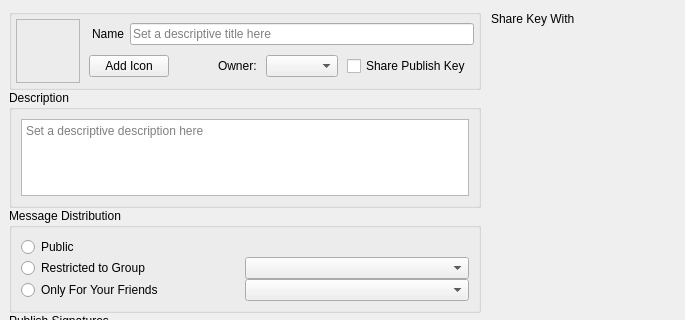
Above: retroshare-gui/src/gui/gxs/GxsGroupDialog.ui from RetroShare/RetroShare before the change; both pictures show x 0 to 685 and y 0 to 320 of the 685 by 517 pixel window. Below: the same form after it.
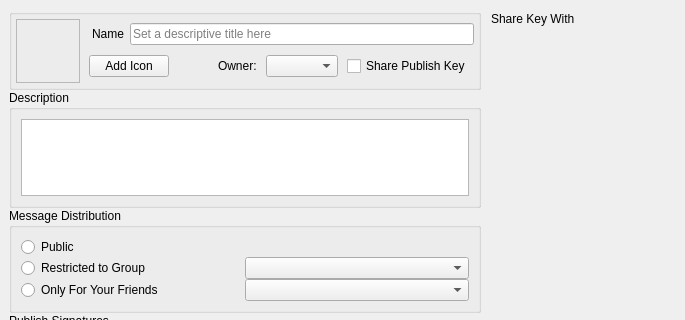
That is the form after the change. Icons and pictures are not drawn. Custom widgets are drawn as their Qt base class.

Commit message: Fixed placeholder display on GXS Group Dialog Changed sign icon on create forum message, added a "Post as:" label before gxs id chooser

```diff
--- a/retroshare-gui/src/gui/gxs/GxsGroupDialog.ui
+++ b/retroshare-gui/src/gui/gxs/GxsGroupDialog.ui
@@ -476,7 +476,7 @@
           <item>
            <widget class="MimeTextEdit" name="groupDesc">
             <property name="placeholderText" stdset="0">
-             <string>Set a descriptive description here</string>
+             <string/>
             </property>
            </widget>
           </item>
```
The commit also changes 5 other files.
